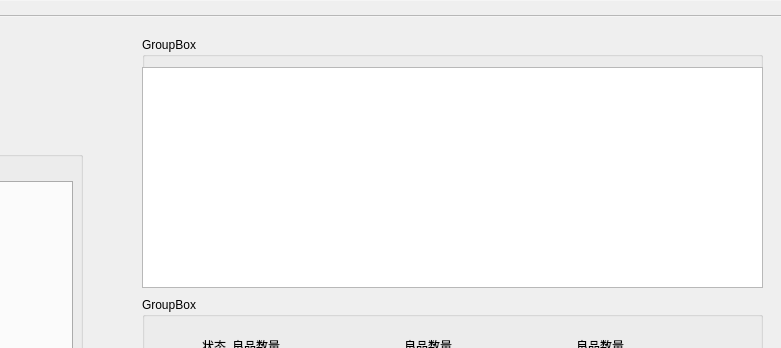
First picture: the form in CameraDtecte-1/CameraDtecte1.ui, repository gzj1997/CameraDtecte-1, before the edit; both pictures show x 558 to 1339 and y 0 to 348 of the 1339 by 683 pixel window.
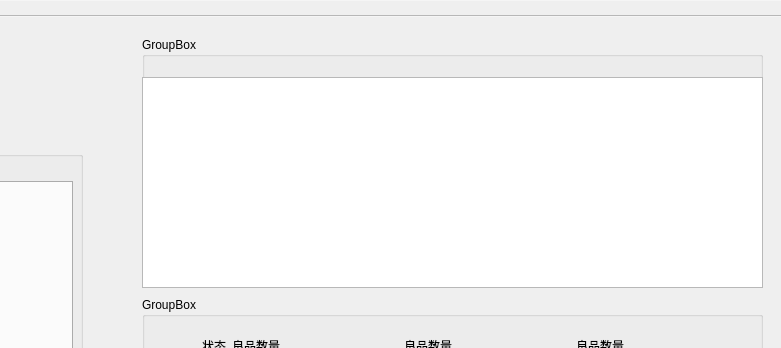
Second picture: the form after the edit. The open tabs and pages were chosen to show the change. Icons and pictures are not drawn.

```diff
--- a/CameraDtecte-1/CameraDtecte1.ui
+++ b/CameraDtecte-1/CameraDtecte1.ui
@@ -355,13 +355,13 @@
     <property name="title">
      <string>GroupBox</string>
     </property>
-    <widget class="QTableWidget" name="tableWidget_2">
+    <widget class="QTableView" name="tableView">
      <property name="geometry">
       <rect>
        <x>0</x>
-       <y>30</y>
+       <y>40</y>
        <width>621</width>
-       <height>221</height>
+       <height>211</height>
       </rect>
      </property>
     </widget>
```
Left out of the diff: 19 changed lines with no effect on the pictures.
